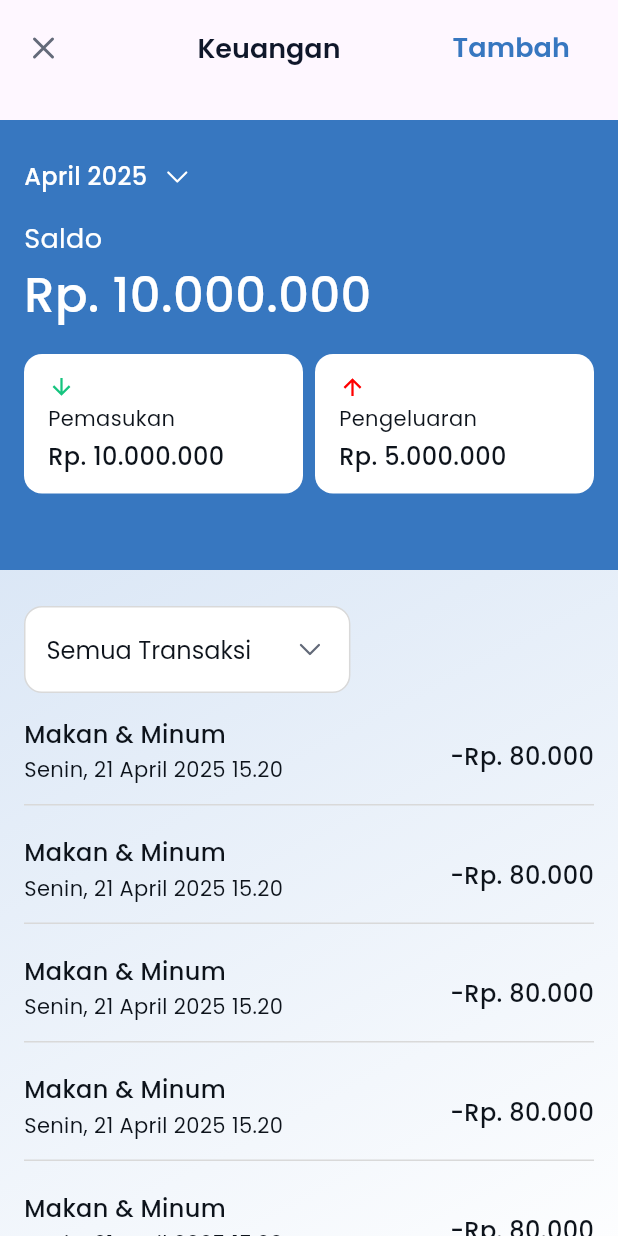
After one commit to mrmuhammadrifki/ifgf_mobile_apps, a Flutter app: the KeuanganPage screen opened directly, on a phone screen of 412 x 824 dp. The commit adds this screen. Run offline on Flutter 3.47's test engine with Material 3 defaults, Android fonts, the phone set to English and light mode, and no system bars; our stand-ins replace calendar_date_picker2, flutter_image_compress, flutter_svg, go_router, google_fonts, image_picker and 1 more; missing offline and left inert: flutter_custom_month_picker; accounts and stored records are empty.

Commit message:
feat(ui): create ui keuangan

```diff
--- a/lib/config/routes/navigation.dart
+++ b/lib/config/routes/navigation.dart
@@ -11,9 +11,11 @@ import 'package:ifgf_apps/presentation/pages/create_icare/create_icare.dart';
 import 'package:ifgf_apps/presentation/pages/create_icare/create_icare_provider/create_icare_provider.dart';
 import 'package:ifgf_apps/presentation/pages/create_super_sunday/create_super_sunday.dart';
 import 'package:ifgf_apps/presentation/pages/create_super_sunday/create_super_sunday_provider/create_super_sunday_provider.dart';
+import 'package:ifgf_apps/presentation/pages/create_trx/create_trx_screen.dart';
 import 'package:ifgf_apps/presentation/pages/detail_jadwal/detail_jadwal.dart';
 import 'package:ifgf_apps/presentation/pages/home/home_screen.dart';
 import 'package:ifgf_apps/presentation/pages/jadwal/jadwal_screen.dart';
+import 'package:ifgf_apps/presentation/pages/keuangan/keuangan_page.dart';
 import 'package:ifgf_apps/presentation/pages/login/login_screen.dart';
 import 'package:ifgf_apps/presentation/pages/profile/profile_screen.dart';
 import 'package:ifgf_apps/presentation/pages/register/register_screen.dart';
@@ -175,6 +177,19 @@ class Navigation {
         );
       },
     ),
+    GoRoute(
+      path: RoutePath.keuangan,
+      pageBuilder: (context, GoRouterState state) {
+        return _getPage(child: KeuanganPage(), state: state);
+      },
+    ),
+    GoRoute(
+      path: RoutePath.createTrx,
+      pageBuilder: (context, GoRouterState state) {
+        final isEdit = state.extra as bool? ?? false;
+        return _getPage(child: CreateTrxScreen(isEdit: isEdit), state: state);
+      },
+    ),
   ];
 
   static Page _getPage({required Widget child, required GoRouterState state}) {
--- a/lib/config/routes/route_path.dart
+++ b/lib/config/routes/route_path.dart
@@ -10,4 +10,6 @@ base class RoutePath {
   static const String createSuperSunday = '/createSuperSunday';
   static const String createIcare = '/createIcare';
   static const String createDiscipleshipJourney = '/createDiscipleshipJourney';
+  static const String keuangan = '/keuangan';
+    static const String createTrx = '/createTrx';
 }
--- a/lib/core/utils/assets.dart
+++ b/lib/core/utils/assets.dart
@@ -20,6 +20,11 @@ base class AssetsIcon {
   static const String locationBlack = "assets/icons/ic_location_black.svg";
   static const String camera = "assets/icons/ic_camera_outline.svg";
   static const String category = "assets/icons/ic_category.svg";
+  static const String arrowDownGreen = "assets/icons/ic_arrow_down_green.svg";
+  static const String arrowUpDanger = "assets/icons/ic_arrow_up_danger.svg";
+  static const String edit = "assets/icons/ic_edit.svg";
+  static const String delete = "assets/icons/ic_delete.svg";
+    static const String moneyBlack = "assets/icons/ic_money_black.svg";
 }
 
 base class AssetsImage {
--- a/lib/core/utils/ext_text.dart
+++ b/lib/core/utils/ext_text.dart
@@ -3,6 +3,9 @@ import 'package:google_fonts/google_fonts.dart';
 import 'package:ifgf_apps/config/themes/base_color.dart';
 
 extension TextExtension on Text {
+   Text p32m() => copyWith(
+        style: GoogleFonts.poppins(fontSize: 32, fontWeight: FontWeight.w500),
+      );
   Text p28sb() => copyWith(
         style: GoogleFonts.poppins(fontSize: 28, fontWeight: FontWeight.w600),
       );
--- a/lib/presentation/pages/jadwal/jadwal_screen.dart
+++ b/lib/presentation/pages/jadwal/jadwal_screen.dart
@@ -1,6 +1,5 @@
 import 'package:flutter/material.dart';
 import 'package:go_router/go_router.dart';
-import 'package:google_fonts/google_fonts.dart';
 import 'package:ifgf_apps/config/routes/route_path.dart';
 import 'package:ifgf_apps/config/themes/base_color.dart';
 import 'package:ifgf_apps/core/utils/ext_text.dart';
--- /dev/null
+++ b/lib/presentation/pages/keuangan/keuangan_page.dart
@@ -0,0 +1,291 @@
+import 'package:flutter/foundation.dart';
+import 'package:flutter/material.dart';
+import 'package:flutter_custom_month_picker/flutter_custom_month_picker.dart';
+import 'package:flutter_svg/svg.dart';
+import 'package:go_router/go_router.dart';
+import 'package:ifgf_apps/config/routes/route_path.dart';
+import 'package:ifgf_apps/config/themes/base_color.dart';
+import 'package:ifgf_apps/core/utils/assets.dart';
+import 'package:ifgf_apps/core/utils/ext_text.dart';
+import 'package:ifgf_apps/core/utils/extension.dart';
+import 'package:ifgf_apps/core/utils/modal.dart';
+import 'package:ifgf_apps/presentation/pages/keuangan/widgets/filter_by_category.dart';
+import 'package:ifgf_apps/presentation/widgets/custom_app_bar.dart';
+
+class KeuanganPage extends StatefulWidget {
+  const KeuanganPage({super.key});
+
+  @override
+  State<KeuanganPage> createState() => _KeuanganPageState();
+}
+
+class _KeuanganPageState extends State<KeuanganPage> {
+  final List<String> list = [
+    "Semua Transaksi",
+    "Icare",
+    "Super Sunday",
+    "Discipleship Journey",
+  ];
+
+  DateTime? selectedDate = DateTime.now();
+
+  int? selectedIndex;
+
+  @override
+  Widget build(BuildContext context) {
+    return Scaffold(
+      appBar: CustomAppBar(
+        titleText: "Keuangan",
+        showBackIcon: true,
+        suffixWidget: [
+          TextButton(
+            onPressed: () => _onGoToCreateTrx(),
+            child: Text("Tambah").p18sm().blue(),
+          )
+        ],
+      ),
+      body: SingleChildScrollView(
+        child: Container(
+          decoration: BoxDecoration(
+            gradient: LinearGradient(
+              begin: Alignment.topLeft,
+              end: Alignment.bottomRight,
+              colors: [
+                Color(0xFFCCDDF2),
+                Color(0xFFFFFFFF),
+              ],
+            ),
+          ),
+          child: Column(
+            crossAxisAlignment: CrossAxisAlignment.start,
+            children: [
+              Stack(
+                children: [
+                  Container(
+                    height: 300,
+                    width: double.infinity,
+                    color: BaseColor.blue,
+                  ),
+                  Positioned(
+                    top: 26,
+                    left: 16,
+                    right: 16,
+                    child: Column(
+                      crossAxisAlignment: CrossAxisAlignment.start,
+                      children: [
+                        Row(
+                          children: [
+                            GestureDetector(
+                              onTap: () {
+                                _buildMonthYearPicker(context);
+                              },
+                              child: Text(
+                                selectedDate
+                                        ?.toIso8601String()
+                                        .formattedMonthYear ??
+                                    "",
+                              ).p16m().white(),
+                            ),
+                            SizedBox(width: 8),
+                            SvgPicture.asset(
+                              AssetsIcon.arrowDown,
+                              colorFilter: ColorFilter.mode(
+                                BaseColor.white,
+                                BlendMode.srcIn,
+                              ),
+                            )
+                          ],
+                        ),
+                        SizedBox(height: 16),
+                        Text("Saldo").p18r().white(),
+                        SizedBox(height: 2),
+                        Text("Rp. 10.000.000").p32m().white(),
+                        SizedBox(height: 16),
+                        Row(
+                          children: [
+                            _buildCashFlowCard(
+                              title: "Pemasukan",
+                              total: "Rp. 10.000.000",
+                              icon: AssetsIcon.arrowDownGreen,
+                            ),
+                            SizedBox(width: 8),
+                            _buildCashFlowCard(
+                              title: "Pengeluaran",
+                              total: "Rp. 5.000.000",
+                              icon: AssetsIcon.arrowUpDanger,
+                            ),
+                          ],
+                        ),
+                      ],
+                    ),
+                  )
+                ],
+              ),
+              SizedBox(height: 24),
+              Padding(
+                padding: const EdgeInsets.symmetric(horizontal: 16),
+                child: Column(
+                  crossAxisAlignment: CrossAxisAlignment.start,
+                  children: [
+                    FilterByCategory(list: list),
+                    SizedBox(height: 16),
+                    ListView.builder(
+                      shrinkWrap: true,
+                      physics: const NeverScrollableScrollPhysics(),
+                      itemCount: 5,
+                      itemBuilder: (context, index) {
+                        return _buildTransactionList(index: index);
+                      },
+                    )
+                  ],
+                ),
+              ),
+            ],
+          ),
+        ),
+      ),
+    );
+  }
+
+  Widget _buildCashFlowCard({
+    required String title,
+    required String total,
+    required String icon,
+  }) {
+    return Expanded(
+      child: Container(
+        padding: const EdgeInsets.symmetric(
+          horizontal: 16,
+          vertical: 13,
+        ),
+        decoration: BoxDecoration(
+          color: BaseColor.white,
+          borderRadius: BorderRadius.circular(12),
+        ),
+        child: Column(
+          mainAxisAlignment: MainAxisAlignment.center,
+          crossAxisAlignment: CrossAxisAlignment.start,
+          children: [
+            SvgPicture.asset(icon),
+            SizedBox(height: 2),
+            Text(title).p14r().black2(),
+            SizedBox(height: 4),
+            Text(total).p16m().black2(),
+          ],
+        ),
+      ),
+    );
+  }
+
+  void _buildMonthYearPicker(BuildContext context) {
+    return showMonthPicker(context, onSelected: (month, year) {
+      if (kDebugMode) {
+        print('Selected month: $month, year: $year');
+      }
+      setState(() {
+        selectedDate = DateTime(year, month);
+      });
+    },
+        initialSelectedMonth: selectedDate?.month ?? 1,
+        initialSelectedYear: selectedDate?.year ?? 2025,
+        firstYear: 2000,
+        lastYear: 2025,
+        selectButtonText: 'OK',
+        cancelButtonText: 'Cancel',
+        highlightColor: Colors.blue,
+        textColor: Colors.black,
+        contentBackgroundColor: Colors.white,
+        dialogBackgroundColor: Colors.grey[200]);
+  }
+
+  Widget _buildTransactionList({required int index}) {
+    return Container(
+      margin: const EdgeInsets.only(bottom: 20),
+      padding: const EdgeInsets.only(bottom: 5),
+      decoration: BoxDecoration(
+          border: Border(
+        bottom: BorderSide(
+          color: BaseColor.border,
+          width: 1,
+        ),
+      )),
+      child: Column(
+        children: [
+          InkWell(
+            onTap: () {
+              setState(() {
+                selectedIndex = selectedIndex == index ? null : index;
+              });
+            },
+            child: Row(
+              mainAxisAlignment: MainAxisAlignment.spaceBetween,
+              crossAxisAlignment: CrossAxisAlignment.center,
+              mainAxisSize: MainAxisSize.max,
+              children: [
+                Column(
+                  crossAxisAlignment: CrossAxisAlignment.start,
+                  children: [
+                    Text("Makan & Minum").p16m().black2(),
+                    SizedBox(height: 2),
+                    Text("Senin, 21 April 2025 15.20").p14r().black2(),
+                    SizedBox(height: 8),
+                  ],
+                ),
+                Text("-Rp. 80.000").p16m().black2(),
+              ],
+            ),
+          ),
+          AnimatedSwitcher(
+            duration: const Duration(milliseconds: 250),
+            transitionBuilder: (child, animation) => FadeTransition(
+              opacity: animation,
+              child: child,
+            ),
+            child: selectedIndex == index
+                ? _buildActionButton(key: const ValueKey('action'))
+                : const SizedBox.shrink(key: ValueKey('empty')),
+          )
+        ],
+      ),
+    );
+  }
+
+  void _onGoToCreateTrx({bool? isEdit}) {
+    context.push(RoutePath.createTrx, extra: isEdit);
+  }
+
+  Row _buildActionButton({Key? key}) {
+    return Row(
+      key: key,
+      children: [
+        InkWell(
+          onTap: () async {
+            final result = await Modal.showConfirmationDialog(
+              context,
+              title: "Hapus Transaksi",
+              message: "Apakah anda yakin ingin menghapus transaksi ini?",
+            );
+          },
+          child: Row(
+            children: [
+              SvgPicture.asset(AssetsIcon.delete),
+              SizedBox(width: 4),
+              Text("Hapus").p14r().red(),
+            ],
+          ),
+        ),
+        SizedBox(width: 16),
+        InkWell(
+          onTap: () => _onGoToCreateTrx(isEdit: true),
+          child: Row(
+            children: [
+              SvgPicture.asset(AssetsIcon.edit),
+              SizedBox(width: 4),
+              Text("Edit").p14r().black2(),
+            ],
+          ),
+        ),
+      ],
+    );
+  }
+}
--- /dev/null
+++ b/lib/presentation/pages/keuangan/widgets/filter_by_category.dart
@@ -0,0 +1,61 @@
+import 'package:flutter/material.dart';
+import 'package:flutter_svg/svg.dart';
+import 'package:ifgf_apps/config/themes/base_color.dart';
+import 'package:ifgf_apps/core/utils/assets.dart';
+import 'package:ifgf_apps/core/utils/ext_text.dart';
+
+class FilterByCategory extends StatefulWidget {
+  final List<String> list;
+  const FilterByCategory({super.key, required this.list});
+
+  @override
+  State<FilterByCategory> createState() => _FilterByCategoryState();
+}
+
+class _FilterByCategoryState extends State<FilterByCategory> {
+  String? selectedValue;
+
+  @override
+  void initState() {
+    super.initState();
+    selectedValue = widget.list.first;
+  }
+
+  @override
+  Widget build(BuildContext context) {
+    return Container(
+      padding: const EdgeInsets.symmetric(
+        horizontal: 14,
+        vertical: 4,
+      ),
+      decoration: BoxDecoration(
+        color: BaseColor.white,
+        border: Border.all(color: BaseColor.border),
+        borderRadius: BorderRadius.circular(12),
+      ),
+      child: DropdownButtonHideUnderline(
+        child: DropdownButton<String>(
+          value: selectedValue,
+          isExpanded: false,
+          icon: SvgPicture.asset(AssetsIcon.arrowDown),
+          style: const TextStyle(
+            color: BaseColor.black2,
+            fontSize: 16,
+            fontWeight: FontWeight.w400,
+          ),
+          onChanged: (String? newValue) {
+            setState(() {
+              selectedValue = newValue;
+            });
+          },
+          items: widget.list.map<DropdownMenuItem<String>>((String value) {
+            return DropdownMenuItem<String>(
+              value: value,
+              child: Text(value).p16r().black2(),
+            );
+          }).toList(),
+        ),
+      ),
+    );
+  }
+}
--- a/pubspec.yaml
+++ b/pubspec.yaml
@@ -33,6 +33,7 @@ dependencies:
   dio: ^5.8.0+1
   flutter:
     sdk: flutter
+  flutter_custom_month_picker: ^0.1.3
   flutter_image_compress: ^2.4.0
   flutter_svg: ^2.0.17
   go_router: ^14.8.1
```
Also changed, not shown: lib/core/utils/extension.dart (+9 -0 lines), lib/presentation/pages/create_trx/create_trx_screen.dart (added, +112 -0 lines), lib/presentation/pages/home/home_screen.dart (+11 -4 lines), assets/icons/ic_arrow_down_green.svg (added), assets/icons/ic_arrow_up_danger.svg (added), assets/icons/ic_delete.svg (added), assets/icons/ic_edit.svg (added), assets/icons/ic_money_black.svg (added), pubspec.lock.
